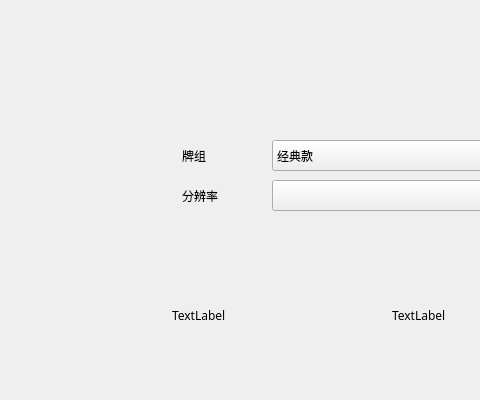
SheepOrnot/TNTDDZ, file settingwidget.ui: the form before one commit; both pictures show x 348 to 828 and y 0 to 400 of the 1102 by 745 pixel window.
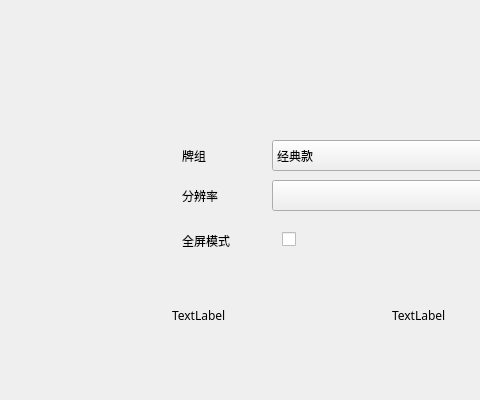
The form after the commit.

Commit message: 全屏模式+游戏未开始时玩家退出的接口

```diff
--- a/settingwidget.ui
+++ b/settingwidget.ui
@@ -325,6 +325,32 @@
     <string/>
    </property>
   </widget>
+  <widget class="QCheckBox" name="FullScreenCheck">
+   <property name="geometry">
+    <rect>
+     <x>630</x>
+     <y>230</y>
+     <width>16</width>
+     <height>18</height>
+    </rect>
+   </property>
+   <property name="text">
+    <string/>
+   </property>
+  </widget>
+  <widget class="QLabel" name="FullScreenWord">
+   <property name="geometry">
+    <rect>
+     <x>530</x>
+     <y>230</y>
+     <width>61</width>
+     <height>21</height>
+    </rect>
+   </property>
+   <property name="text">
+    <string>全屏模式</string>
+   </property>
+  </widget>
  </widget>
  <resources/>
  <connections/>
```
The commit also changes 19 other files.
